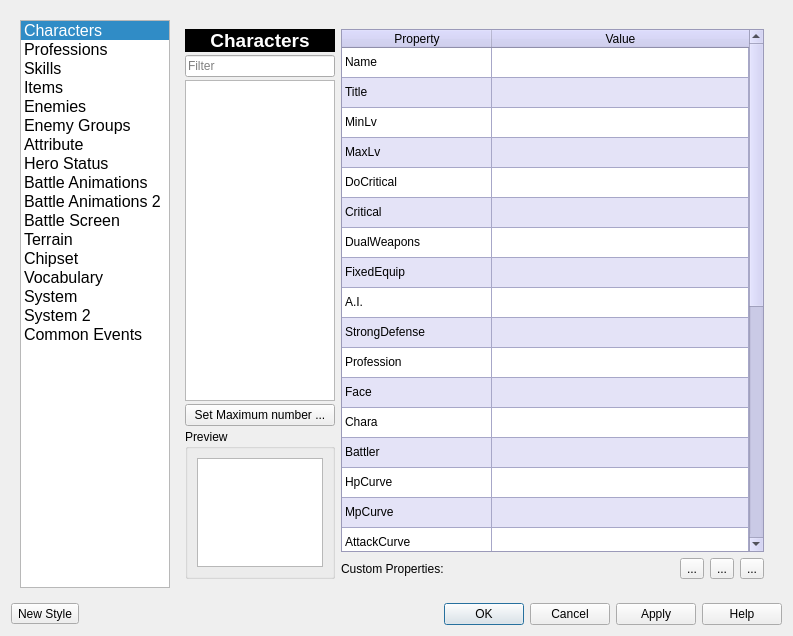
This is src/ui/database/database_dialog.ui in oulianov/Editor as Qt 5 draws it before an edit. The edited form follows.
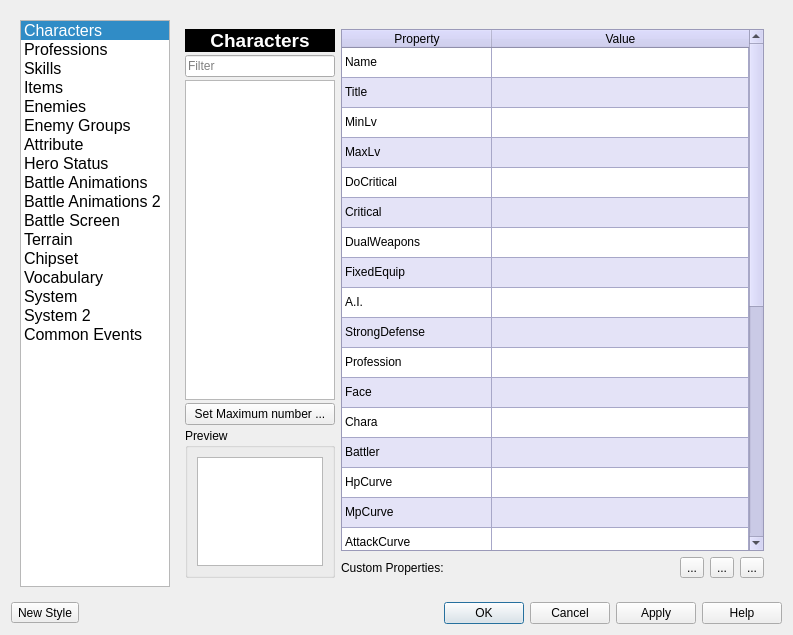
This is the edited form. The open tabs and pages were chosen to show the change.

```diff
--- a/src/ui/database/database_dialog.ui
+++ b/src/ui/database/database_dialog.ui
@@ -55,13 +55,13 @@
          <property name="minimumSize">
           <size>
            <width>150</width>
-           <height>568</height>
+           <height>0</height>
           </size>
          </property>
          <property name="maximumSize">
           <size>
            <width>150</width>
-           <height>568</height>
+           <height>16777215</height>
           </size>
          </property>
          <property name="font">
```
Left out of the diff: 16 changed lines with no effect on the pictures.
